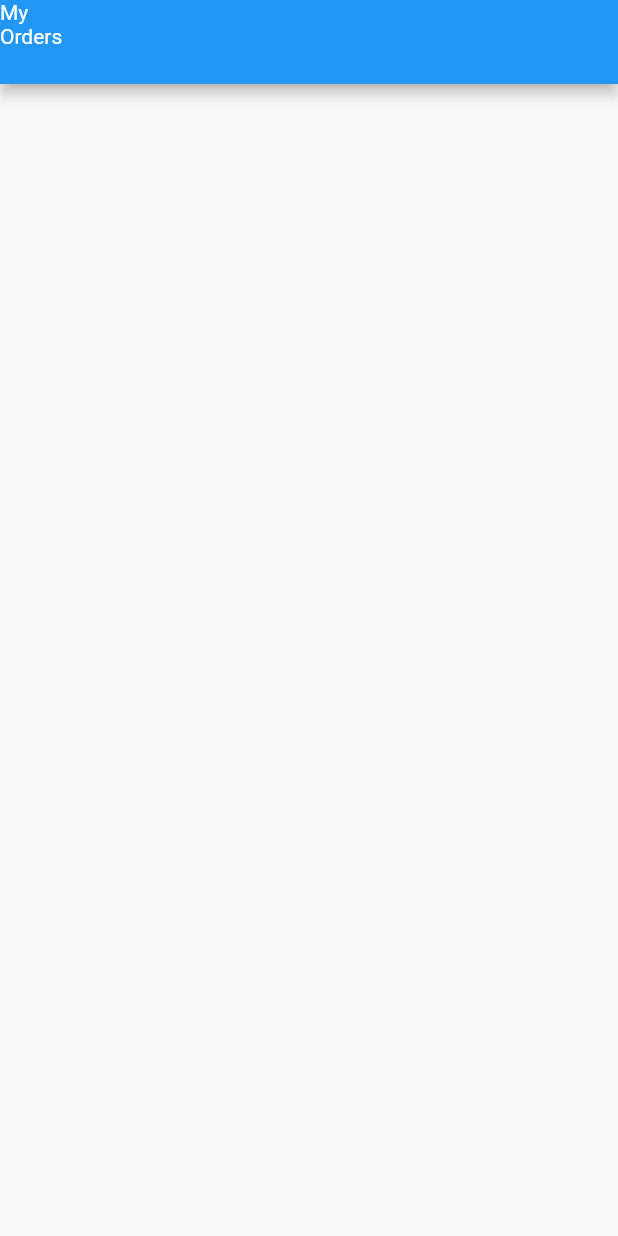
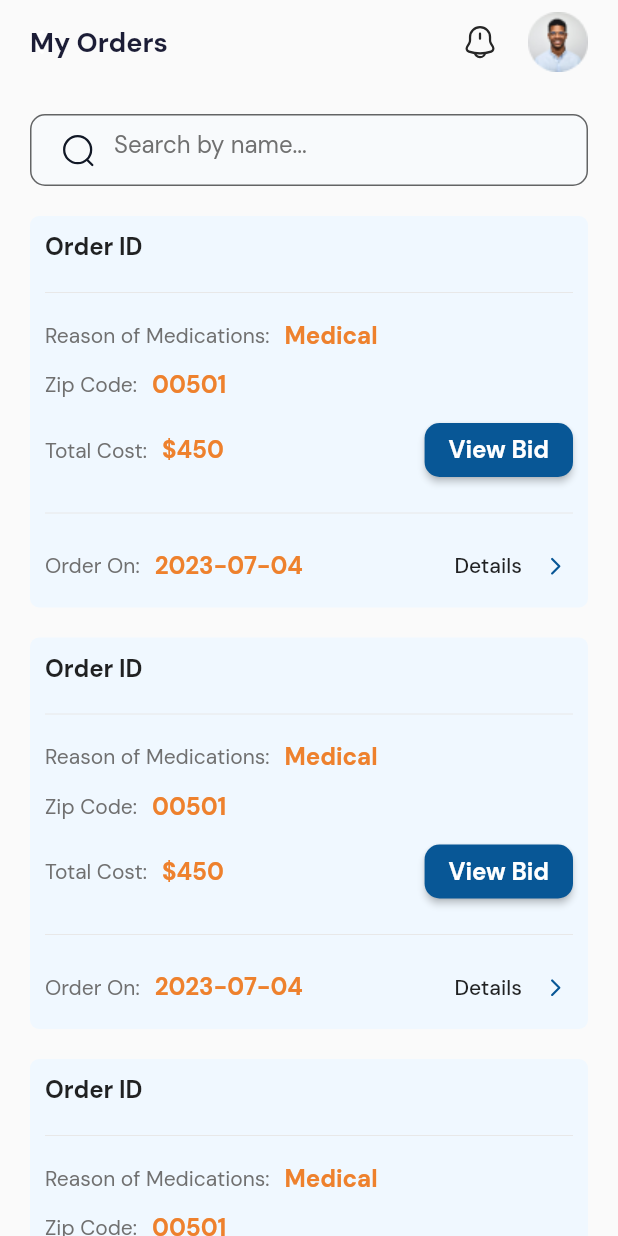
Before and after one commit to Shubhamgogavale3007/FigmaPractice, a Flutter app: the OrderDetailsPage screen opened by its route, on a phone screen of 412 x 824 dp. Run offline on Flutter 3.47's test engine with Material 2 defaults, Android fonts, the phone set to English and light mode, and no system bars; our stand-ins replace flutter_svg, get, google_fonts.

Commit message:
Screen 1 done(Figma)

```diff
--- a/lib/app/pages/orderdetails/order_details_page.dart
+++ b/lib/app/pages/orderdetails/order_details_page.dart
@@ -1,7 +1,13 @@
+import 'package:figma_practice/core/app_color.dart';
+import 'package:figma_practice/core/app_image.dart';
+import 'package:figma_practice/core/app_size.dart';
 import 'package:flutter/material.dart';
+import 'package:flutter_svg/flutter_svg.dart';
 import 'package:get/get.dart';
+import 'package:google_fonts/google_fonts.dart';
 
 import '../../../core/app_string.dart';
+import '../../widgets/order_view_widget.dart';
 import 'order_details_controller.dart';
 
 class OrderDetailsPage extends GetView<OrderDetailsController> {
@@ -11,9 +17,89 @@ class OrderDetailsPage extends GetView<OrderDetailsController> {
   Widget build(BuildContext context) {
     return Scaffold(
       appBar: AppBar(
-        leading: Text(
-          AppString.textMyOrders,
-          style: TextStyle(),
+        backgroundColor: Colors.transparent,
+        elevation: 0,
+        actions: [
+          Expanded(
+            child: Padding(
+              padding: const EdgeInsets.symmetric(horizontal: 20),
+              child: Row(
+                mainAxisAlignment: MainAxisAlignment.spaceBetween,
+                children: [
+                  Text(
+                    AppString.textMyOrders,
+                    style: GoogleFonts.dmSans(
+                        fontSize: AppSize.textSize18,
+                        fontWeight: FontWeight.w700,
+                        color: AppColor.darkBlue),
+                  ),
+                  Container(
+                    height: 40,
+                    width: 84,
+                    child: Row(
+                      mainAxisAlignment: MainAxisAlignment.spaceBetween,
+                      children: [
+                        SvgPicture.asset(
+                          AppImage.appNotification,
+                          height: 24,
+                          width: 24,
+                        ),
+                        Image.asset(
+                          AppImage.appProfile,
+                          height: 40,
+                          width: 40,
+                        ),
+                      ],
+                    ),
+                  )
+                ],
+              ),
+            ),
+          )
+        ],
+      ),
+      body: Padding(
+        padding: const EdgeInsets.symmetric(horizontal: 20),
+        child: Column(
+          children: [
+            SizedBox(
+              height: 20,
+            ),
+            SizedBox(
+              height: 48,
+              child: TextFormField(
+                decoration: InputDecoration(
+                    filled: true,
+                    fillColor: AppColor.greySearch,
+                    border: OutlineInputBorder(
+                        borderRadius: BorderRadius.circular(10)),
+                    prefixIcon: Padding(
+                      padding: const EdgeInsets.only(
+                          top: 12, bottom: 12, right: 12, left: 20),
+                      child: SvgPicture.asset(
+                        AppImage.appSearch,
+                        height: 24,
+                        width: 24,
+                      ),
+                    ),
+                    hintText: AppString.textSearchByName,
+                    hintStyle: GoogleFonts.dmSans(
+                        fontWeight: FontWeight.w400,
+                        fontSize: AppSize.textSize16,
+                        color: AppColor.greyText)),
+              ),
+            ),
+            SizedBox(
+              height: 20,
+            ),
+            Expanded(
+              child: ListView.builder(
+                  itemCount: 12,
+                  itemBuilder: (context, index) {
+                    return OrderViewWidget();
+                  }),
+            )
+          ],
         ),
       ),
     );
--- /dev/null
+++ b/lib/app/widgets/order_view_widget.dart
@@ -0,0 +1,206 @@
+import 'package:flutter/material.dart';
+import 'package:flutter_svg/svg.dart';
+import 'package:google_fonts/google_fonts.dart';
+
+import '../../core/app_color.dart';
+import '../../core/app_image.dart';
+import '../../core/app_size.dart';
+import '../../core/app_string.dart';
+
+class OrderViewWidget extends StatefulWidget {
+  const OrderViewWidget({super.key});
+
+  @override
+  State<OrderViewWidget> createState() => _OrderViewWidgetState();
+}
+
+class _OrderViewWidgetState extends State<OrderViewWidget> {
+  @override
+  Widget build(BuildContext context) {
+    return Padding(
+      padding: const EdgeInsets.only(bottom: 20),
+      child: Container(
+        decoration: BoxDecoration(
+            color: AppColor.blueBackground,
+            borderRadius: BorderRadius.circular(6)),
+        child: Padding(
+          padding: const EdgeInsets.symmetric(horizontal: 10),
+          child: Column(
+            crossAxisAlignment: CrossAxisAlignment.start,
+            children: [
+              SizedBox(
+                height: 10,
+              ),
+              Text(
+                AppString.textOrderId,
+                style: GoogleFonts.dmSans(
+                    fontSize: AppSize.textSize16, fontWeight: FontWeight.w700),
+              ),
+              SizedBox(
+                height: 12,
+              ),
+              Divider(
+                color: AppColor.verticalDivider,
+              ),
+              SizedBox(height: 10),
+              Row(
+                children: [
+                  Text(
+                    AppString.textReasonOfMedications,
+                    style: GoogleFonts.dmSans(
+                        color: AppColor.greyText,
+                        fontWeight: FontWeight.w400,
+                        fontSize: AppSize.textSize14),
+                  ),
+                  SizedBox(
+                    width: 10,
+                  ),
+                  Text(
+                    AppString.textMedical,
+                    style: GoogleFonts.dmSans(
+                        color: AppColor.orange,
+                        fontWeight: FontWeight.w700,
+                        fontSize: AppSize.textSize16),
+                  )
+                ],
+              ),
+              SizedBox(
+                height: 12,
+              ),
+              Row(
+                children: [
+                  Text(
+                    AppString.textZipCode,
+                    style: GoogleFonts.dmSans(
+                        color: AppColor.greyText,
+                        fontWeight: FontWeight.w400,
+                        fontSize: AppSize.textSize14),
+                  ),
+                  SizedBox(
+                    width: 10,
+                  ),
+                  Text(
+                    AppString.text00501,
+                    style: GoogleFonts.dmSans(
+                        color: AppColor.orange,
+                        fontWeight: FontWeight.w700,
+                        fontSize: AppSize.textSize16),
+                  )
+                ],
+              ),
+              SizedBox(
+                height: 15,
+              ),
+              Row(
+                mainAxisAlignment: MainAxisAlignment.spaceBetween,
+                children: [
+                  Row(
+                    children: [
+                      Text(
+                        AppString.textTotalCost,
+                        style: GoogleFonts.dmSans(
+                            color: AppColor.greyText,
+                            fontWeight: FontWeight.w400,
+                            fontSize: AppSize.textSize14),
+                      ),
+                      SizedBox(
+                        width: 10,
+                      ),
+                      Text(
+                        AppString.text450,
+                        style: GoogleFonts.dmSans(
+                            color: AppColor.orange,
+                            fontWeight: FontWeight.w700,
+                            fontSize: AppSize.textSize16),
+                      ),
+                    ],
+                  ),
+                  SizedBox(
+                    height: 36,
+                    child: ElevatedButton(
+                        style: ElevatedButton.styleFrom(
+                            shape: RoundedRectangleBorder(
+                                borderRadius: BorderRadius.circular(10)),
+                            primary: AppColor.blue),
+                        onPressed: () {},
+                        child: Text(
+                          AppString.textViewBid,
+                          style: GoogleFonts.dmSans(
+                              fontSize: AppSize.textSize16,
+                              fontWeight: FontWeight.w700),
+                        )),
+                  )
+                ],
+              ),
+              SizedBox(
+                height: 16,
+              ),
+              Divider(
+                color: AppColor.verticalDivider,
+              ),
+              SizedBox(
+                height: 15,
+              ),
+              Row(
+                mainAxisAlignment: MainAxisAlignment.spaceBetween,
+                children: [
+                  Row(
+                    children: [
+                      Text(
+                        AppString.textOrderOn,
+                        style: GoogleFonts.dmSans(
+                            color: AppColor.greyText,
+                            fontWeight: FontWeight.w400,
+                            fontSize: AppSize.textSize14),
+                      ),
+                      SizedBox(
+                        width: 10,
+                      ),
+                      Text(
+                        AppString.text20230704,
+                        style: GoogleFonts.dmSans(
+                            color: AppColor.orange,
+                            fontWeight: FontWeight.w700,
+                            fontSize: AppSize.textSize16),
+                      ),
+                    ],
+                  ),
+                  Row(
+                    mainAxisAlignment: MainAxisAlignment.spaceBetween,
+                    children: [
+                      Text(
+                        AppString.textDetails,
+                        style: GoogleFonts.dmSans(
+                            fontWeight: FontWeight.w500,
+                            fontSize: AppSize.textSize14),
+                      ),
+                      SizedBox(
+                        width: 10,
+                      ),
+                      Container(
+                        height: 24,
+                        width: 24,
+                        decoration: BoxDecoration(
+                          borderRadius: BorderRadius.circular(10),
+                          color: AppColor.blueBackground,
+                        ),
+                        child: SvgPicture.asset(
+                          AppImage.appArrow,
+                          height: 32,
+                          width: 32,
+                        ),
+                      ),
+                    ],
+                  )
+                ],
+              ),
+              SizedBox(
+                height: 16,
+              )
+            ],
+          ),
+        ),
+      ),
+    );
+  }
+}
--- a/lib/core/app_color.dart
+++ b/lib/core/app_color.dart
@@ -1,10 +1,11 @@
 import 'dart:ui';
 
-class AppColor{
-  static const greySearch= Color(0xFFF8FAFC);
-  static const darkBlue= Color(0xFF1C1D36);
+class AppColor {
+  static const greySearch = Color(0xFFF8FAFC);
+  static const darkBlue = Color(0xFF1C1D36);
   static const blueBackground = Color(0xFFF0F8FF);
   static const orange = Color(0xFFEE812D);
   static const blue = Color(0xFF085796);
   static const greyText = Color(0xFF707070);
+  static const verticalDivider = Color(0xFFE8E8E8);
 }
--- /dev/null
+++ b/lib/core/app_image.dart
@@ -0,0 +1,7 @@
+class AppImage {
+  static const String filePathSVG = 'assets/images/';
+  static const String appProfile = '${filePathSVG}Group 38117.png';
+  static const String appNotification = '${filePathSVG}notification-bing.svg';
+  static const String appSearch = '${filePathSVG}search.svg';
+  static const String appArrow = '${filePathSVG}iconamoon_arrow-up-2-light.svg';
+}
--- /dev/null
+++ b/lib/core/app_size.dart
@@ -0,0 +1,127 @@
+class AppSize {
+  static const double textSize1 = 1;
+  static const double textSize2 = 2;
+  static const double textSize3 = 3;
+  static const double textSize4 = 4;
+  static const double textSize5 = 5;
+  static const double textSize6 = 6;
+  static const double textSize7 = 7;
+  static const double textSize8 = 8;
+  static const double textSize9 = 9;
+  static const double textSize10 = 10;
+  static const double textSize11 = 11;
+  static const double textSize12 = 12;
+  static const double textSize13 = 13;
+  static const double textSize14 = 14;
+  static const double textSize15 = 15;
+  static const double textSize16 = 16;
+  static const double textSize17 = 17;
+  static const double textSize18 = 18;
+  static const double textSize19 = 19;
+  static const double textSize20 = 20;
+  static const double textSize21 = 21;
+  static const double textSize22 = 22;
+  static const double textSize23 = 23;
+  static const double textSize24 = 24;
+  static const double textSize25 = 25;
+
+  static const double mainSize1 = 1;
+  static const double mainSize2 = 2;
+  static const double mainSize3 = 3;
+  static const double mainSize4 = 4;
+  static const double mainSize5 = 5;
+  static const double mainSize6 = 6;
+  static const double mainSize7 = 7;
+  static const double mainSize8 = 8;
+  static const double mainSize9 = 9;
+  static const double mainSize10 = 10;
+  static const double mainSize11 = 11;
+  static const double mainSize12 = 12;
+  static const double mainSize13 = 13;
+  static const double mainSize14 = 14;
+  static const double mainSize15 = 15;
+  static const double mainSize16 = 16;
+  static const double mainSize17 = 17;
+  static const double mainSize18 = 18;
+  static const double mainSize19 = 19;
+  static const double mainSize20 = 20;
+  static const double mainSize21 = 21;
+  static const double mainSize22 = 22;
+  static const double mainSize23 = 23;
+  static const double mainSize24 = 24;
+  static const double mainSize25 = 25;
+  static const double mainSize26 = 26;
+  static const double mainSize27 = 27;
+  static const double mainSize28 = 28;
+  static const double mainSize29 = 29;
+  static const double mainSize30 = 30;
+  static const double mainSize31 = 31;
+  static const double mainSize32 = 32;
+  static const double mainSize33 = 33;
+  static const double mainSize34 = 34;
+  static const double mainSize35 = 35;
+  static const double mainSize36 = 36;
+  static const double mainSize37 = 37;
+  static const double mainSize38 = 38;
+  static const double mainSize39 = 39;
+  static const double mainSize40 = 40;
+  static const double mainSize43 = 43;
+  static const double mainSize50 = 50;
+  static const double mainSize55 = 55;
+  static const double mainSize60 = 60;
+  static const double mainSize68 = 68;
+  static const double mainSize70 = 70;
+  static const double mainSize77 = 77;
+  static const double mainSize46 = 46;
+  static const double mainSize47 = 47;
+  static const double mainSize48 = 48;
+  static const double mainSize44 = 44;
+  static const double mainSize56 = 56;
+  static const double mainSize61 = 61;
+  static const double mainSize62 = 62;
+  static const double mainSize63 = 63;
+  static const double mainSize72 = 72;
+  static const double mainSize73 = 73;
+  static const double mainSize80 = 80;
+  static const double mainSize82 = 82;
+  static const double mainSize100 = 100;
+  static const double mainSize107 = 107;
+  static const double mainSize110 = 110;
+  static const double mainSize120 = 120;
+  static const double mainSize122 = 122;
+  static const double mainSize125 = 125;
+  static const double mainSize138 = 138;
+  static const double mainSize140 = 140;
+  static const double mainSize160 = 160;
+  static const double mainSize165 = 165;
+  static const double mainSize170 = 170;
+  static const double mainSize175 = 175;
+  static const double mainSize177 = 177;
+  static const double mainSize188 = 188;
+  static const double mainSize266 = 266;
+  static const double mainSize320 = 320;
+  static const double mainSize222 = 222;
+  static const double mainSize223 = 223;
+  static const double mainSize224 = 224;
+  static const double mainSize225 = 225;
+  static const double mainSize226 = 226;
+  static const double mainSize227 = 227;
+  static const double mainSize228 = 228;
+  static const double mainSize229 = 229;
+  static const double mainSize128 = 128;
+  static const double mainSize129 = 129;
+  static const double mainSize130 = 130;
+  static const double mainSize136 = 136;
+  static const double mainSize150 = 150;
+  static const double mainSize200 = 200;
+  static const double mainSize220 = 220;
+  static const double mainSize234 = 234;
+  static const double mainSize300 = 300;
+  static const double mainSize328 = 328;
+  static const double mainSize330 = 330;
+  static const double mainSize400 = 400;
+  static const double mainSize500 = 500;
+  static const double mainSize600 = 600;
+  static const double mainSize650 = 650;
+  static const double mainSize800 = 800;
+}
--- a/lib/core/app_string.dart
+++ b/lib/core/app_string.dart
@@ -1,5 +1,4 @@
-class AppString{
-
+class AppString {
   /// SCREEN 1 (MY ORDER)
 
   static const String textMyOrders = 'My Orders';
@@ -14,6 +13,6 @@ class AppString{
   static const String text450 = '\$450';
   static const String textViewBid = 'View Bid';
   static const String textOrderOn = 'Order On:';
-  static const String text20230704 = '2023-07-04:';
+  static const String text20230704 = '2023-07-04';
   static const String textDetails = 'Details';
 }
--- a/lib/main.dart
+++ b/lib/main.dart
@@ -1,4 +1,3 @@
-
 import 'package:flutter/material.dart';
 import 'package:get/get.dart';
 
--- a/pubspec.yaml
+++ b/pubspec.yaml
@@ -37,6 +37,7 @@ dependencies:
   cupertino_icons: ^1.0.2
   google_fonts: ^5.1.0
   get: ^4.6.5
+  flutter_svg: ^2.0.7
 
 dev_dependencies:
   flutter_test:
@@ -61,8 +62,8 @@ flutter:
   uses-material-design: true
 
   # To add assets to your application, add an assets section, like this:
-  # assets:
-  #   - images/a_dot_burr.jpeg
+  assets:
+    - assets/images/
   #   - images/a_dot_ham.jpeg
 
   # An image asset can refer to one or more resolution-specific "variants", see
```
Also changed, not shown: assets/images/Group 38117.png (added), assets/images/iconamoon_arrow-up-2-light.svg (added), assets/images/notification-bing.svg (added), assets/images/search.svg (added), assets/images/ui.svg (added), assets/images/user.svg (added), pubspec.lock.
